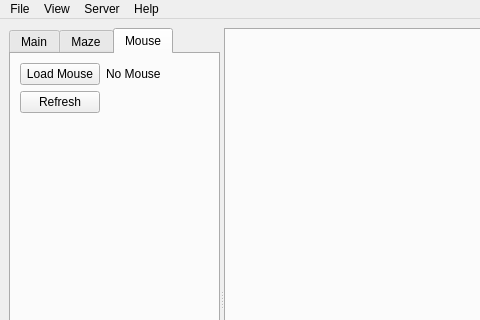
Qt form sim/simulator/lib/mainwindow.ui (WPISmartmouse/Smartmouse_2018) before a commit; both pictures show x 0 to 480 and y 0 to 320 of the 769 by 600 pixel window.
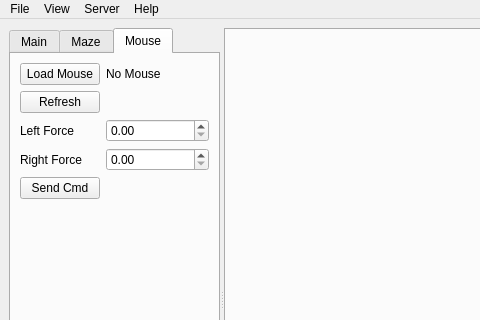
The same form after that commit.

```diff
--- a/sim/simulator/lib/mainwindow.ui
+++ b/sim/simulator/lib/mainwindow.ui
@@ -145,6 +145,41 @@
            </property>
           </widget>
          </item>
+         <item row="3" column="0">
+          <widget class="QLabel" name="label">
+           <property name="text">
+            <string>Left Force</string>
+           </property>
+          </widget>
+         </item>
+         <item row="4" column="0">
+          <widget class="QLabel" name="label_2">
+           <property name="text">
+            <string>Right Force</string>
+           </property>
+          </widget>
+         </item>
+         <item row="5" column="0">
+          <widget class="QPushButton" name="send_command_button">
+           <property name="text">
+            <string>Send Cmd</string>
+           </property>
+          </widget>
+         </item>
+         <item row="3" column="1">
+          <widget class="QDoubleSpinBox" name="left_f_spinbox">
+           <property name="maximum">
+            <double>255.000000000000000</double>
+           </property>
+          </widget>
+         </item>
+         <item row="4" column="1">
+          <widget class="QDoubleSpinBox" name="right_f_spinbox">
+           <property name="maximum">
+            <double>255.000000000000000</double>
+           </property>
+          </widget>
+         </item>
         </layout>
        </widget>
       </widget>
```
